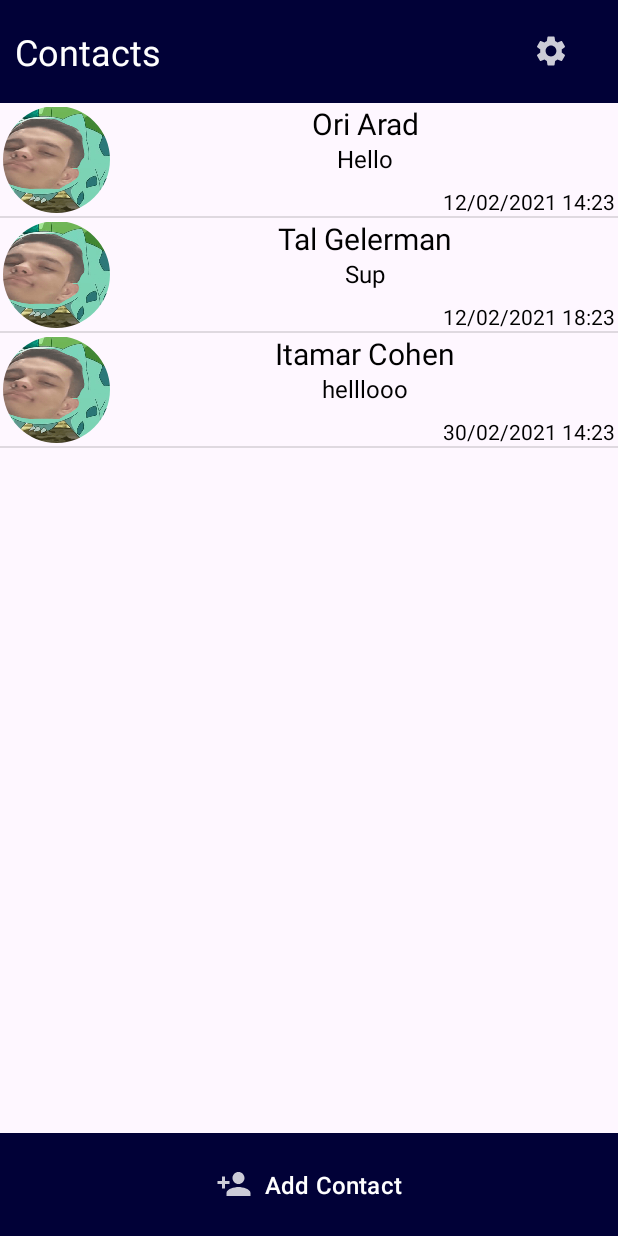
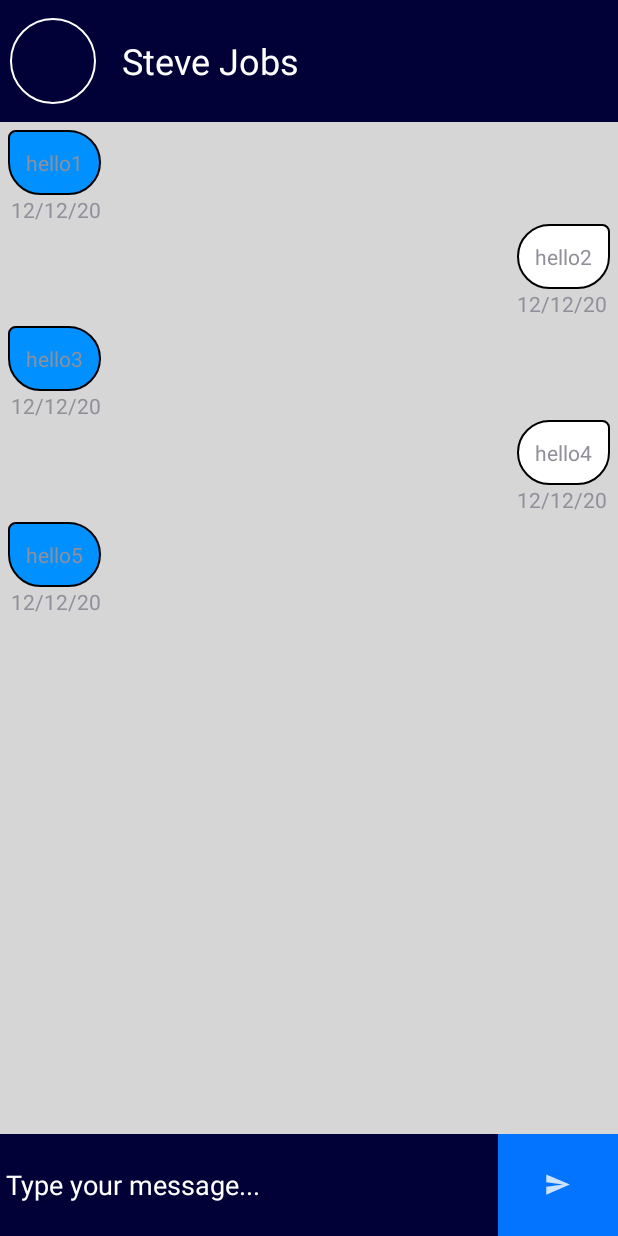
Before and after one commit to cohenitamar/AP2-ass3, an Android app: the screen it shows after launch (ContactActivity before the commit, MessageActivity after it), on a phone screen of 412 x 824 dp. Run offline under Robolectric (Android 15) with nearby library versions, the phone set to English and light mode, and no system bars; our stand-ins replace Room's generated code.

Commit message:
message fixing

```diff
--- a/Chat/app/src/main/AndroidManifest.xml
+++ b/Chat/app/src/main/AndroidManifest.xml
@@ -13,10 +13,10 @@
         android:theme="@style/Theme.MyApplication"
         tools:targetApi="31">
         <activity
-            android:name=".MessageActivity"
+            android:name=".ContactActivity"
             android:exported="false" />
         <activity
-            android:name=".ContactActivity"
+            android:name=".MessageActivity"
             android:exported="true">
             <intent-filter>
                 <action android:name="android.intent.action.MAIN" />
--- a/Chat/app/src/main/java/com/example/myapplication/MessageActivity.java
+++ b/Chat/app/src/main/java/com/example/myapplication/MessageActivity.java
@@ -3,12 +3,43 @@ package com.example.myapplication;
 import androidx.appcompat.app.AppCompatActivity;
 
 import android.os.Bundle;
+import android.widget.ListView;
+
+import com.example.myapplication.adapters.MessageListAdapter;
+import com.example.myapplication.entities.Message;
+import com.example.myapplication.adapters.ContactListAdapter;
+import com.example.myapplication.entities.Contact;
+
+import java.util.ArrayList;
 
 public class MessageActivity extends AppCompatActivity {
-
+    ListView listView;
+    MessageListAdapter adapter;
     @Override
     protected void onCreate(Bundle savedInstanceState) {
         super.onCreate(savedInstanceState);
         setContentView(R.layout.activity_main2);
+
+  /*        public Message(int chatID, String sender,
+                String receiver, String date, String content) {*/
+
+
+        ArrayList<Message> messages = new ArrayList<>();
+        messages.add(new Message("adfghasdfgh", "ME", "ADFGAD", "12/12/2023",  "hello1"));
+        messages.add(new Message("adfghasdfgh", "SDFGH", "ADFGAD", "12/12/2023",  "hello2"));
+        messages.add(new Message("adfghasdfgh", "ME", "ADFGAD", "12/12/2023",  "hello3"));
+        messages.add(new Message("adfghasdfgh", "DFGH", "ADFGAD", "12/12/2023",  "hello4"));
+        messages.add(new Message("adfghasdfgh", "ME", "ADFGAD", "12/12/2023",  "hello5"));
+
+
+
+        listView = findViewById(R.id.messageList);
+        adapter = new MessageListAdapter(getApplicationContext(), messages);
+        listView.setClickable(false);
+        listView.setAdapter(adapter);
+
+
+
+
     }
 }
--- a/Chat/app/src/main/java/com/example/myapplication/adapters/ContactListAdapter.java
+++ b/Chat/app/src/main/java/com/example/myapplication/adapters/ContactListAdapter.java
@@ -41,9 +41,7 @@ public class ContactListAdapter extends ArrayAdapter<Contact> {
 
         Contact contact = getItem(position);
 
-        if (convertView == null) {
             convertView = inflater.inflate(R.layout.custom_list_item, parent, false);
-        }
 
         ImageView imageView = convertView.findViewById(R.id.contactProfilePic);
         TextView userName = convertView.findViewById(R.id.contactName);
--- /dev/null
+++ b/Chat/app/src/main/java/com/example/myapplication/adapters/MessageListAdapter.java
@@ -0,0 +1,63 @@
+package com.example.myapplication.adapters;
+
+import androidx.annotation.NonNull;
+import androidx.annotation.Nullable;
+import androidx.recyclerview.widget.RecyclerView;
+
+import com.example.myapplication.R;
+import com.example.myapplication.entities.Contact;
+import com.example.myapplication.entities.Message;
+import com.google.android.material.imageview.ShapeableImageView;
+
+import android.content.Context;
+import android.view.LayoutInflater;
+import android.view.View;
+import android.view.ViewGroup;
+import android.widget.ArrayAdapter;
+import android.widget.ImageView;
+import android.widget.TextView;
+
+import java.util.ArrayList;
+import java.util.List;
+
+import android.content.Context;
+import android.view.LayoutInflater;
+
+public class MessageListAdapter extends ArrayAdapter<Message> {
+    LayoutInflater inflater;
+    String me;
+
+    public MessageListAdapter(Context context, ArrayList<Message> messageList) {
+        super(context, 0, messageList);
+        this.inflater = LayoutInflater.from(context);
+        this.me = "ME";
+    }
+
+    @NonNull
+    @Override
+    public View getView(int position, @Nullable View convertView, @Nullable ViewGroup parent) {
+        Message message = getItem(position);
+        TextView content = null, date = null;
+        if (convertView == null) {
+            if (this.me.equals(message.getSender())) {
+                convertView = inflater.inflate(R.layout.message_me, parent, false);
+                content = convertView.findViewById(R.id.messageMeText);
+                date = convertView.findViewById(R.id.messageMeDate);
+            } else {
+                convertView = inflater.inflate(R.layout.message_him, parent, false);
+                content = convertView.findViewById(R.id.messageHimText);
+                date = convertView.findViewById(R.id.messageHimDate);
+            }
+        }
+        content.setText(message.getContent());
+        date.setText(message.getDate());
+
+        return convertView;
+
+
+
+
+    }
+
+
+}
--- /dev/null
+++ b/Chat/app/src/main/java/com/example/myapplication/entities/Message.java
@@ -0,0 +1,54 @@
+package com.example.myapplication.entities;
+
+import com.example.myapplication.R;
+
+import androidx.room.Entity;
+import androidx.room.PrimaryKey;
+
+@Entity
+public class Message {
+
+    @PrimaryKey(autoGenerate = true)
+    private int id;
+
+    private String chatID;
+    private String sender;
+    private String receiver;
+    private String date;
+    private String content;
+
+
+    public Message(String chatID, String sender,
+                   String receiver, String date, String content) {
+       this.chatID = chatID;
+       this.sender = sender;
+       this.receiver = receiver;
+       this.date = date;
+       this.content = content;
+    }
+
+    public Message(){
+    }
+
+    public int getId(){ return id;}
+
+    public String getChatID(){return chatID;}
+
+    public String getSender() {return sender;}
+
+    public String getReceiver() {return receiver;}
+
+    public String getDate() {return date;}
+
+    public String getContent() {return content;}
+
+    public void setChatID(String chatID) {this.chatID = chatID;}
+
+    public void setSender(String sender) {this.sender = sender;}
+
+    public void setReceiver(String receiver) {this.receiver = receiver;}
+
+    public void setDate(String date) {this.date = date;}
+
+    public void setContent(String content) {this.content = content;}
+}
--- a/Chat/app/src/main/res/layout/activity_main2.xml
+++ b/Chat/app/src/main/res/layout/activity_main2.xml
@@ -46,7 +46,11 @@
                 android:textSize="24sp" />
         </LinearLayout>
 
-        <androidx.recyclerview.widget.RecyclerView
+        <ListView
+            android:listSelector="@android:color/transparent"
+            android:divider="@null"
+            android:dividerHeight="0dp"
+            android:id="@+id/messageList"
             android:layout_width="match_parent"
             android:layout_height="0dp"
             android:layout_weight="10"
--- a/Chat/app/src/main/res/layout/message_him.xml
+++ b/Chat/app/src/main/res/layout/message_him.xml
@@ -8,18 +8,18 @@
     <LinearLayout
         android:layout_width="match_parent"
         android:layout_height="wrap_content"
+        android:gravity="end"
         android:orientation="horizontal"
         tools:layout_editor_absoluteX="1dp"
         tools:layout_editor_absoluteY="1dp">
 
         <LinearLayout
-            android:id="@+id/bac"
-            android:layout_width="match_parent"
+            android:layout_width="wrap_content"
             android:layout_height="match_parent"
             android:orientation="vertical">
 
             <TextView
-                android:id="@+id/textView5"
+                android:id="@+id/messageHimText"
                 android:layout_width="wrap_content"
                 android:layout_height="wrap_content"
                 android:layout_marginStart="25dp"
@@ -29,7 +29,7 @@
                 android:text="ADFSGADFGADEGADFSGADFGADEGADFSGADFGADEGADFSGADFGADEGADFSGADFGADEGADFSGADFGADEGADFSGADFGADEGADFSGADFGADEGADFSGADFGADEG" />
 
             <TextView
-                android:id="@+id/textView6"
+                android:id="@+id/messageHimDate"
                 android:layout_width="match_parent"
                 android:layout_height="wrap_content"
                 android:layout_marginStart="25dp"
--- a/Chat/app/src/main/res/layout/message_me.xml
+++ b/Chat/app/src/main/res/layout/message_me.xml
@@ -19,7 +19,7 @@
             android:orientation="vertical">
 
             <TextView
-                android:id="@+id/textView5"
+                android:id="@+id/messageMeText"
                 android:layout_width="wrap_content"
                 android:layout_height="wrap_content"
                 android:layout_marginStart="5dp"
@@ -29,7 +29,7 @@
                 android:text="Hey,How are you today?" />
 
             <TextView
-                android:id="@+id/textView6"
+                android:id="@+id/messageMeDate"
                 android:layout_width="match_parent"
                 android:layout_height="wrap_content"
                 android:layout_marginStart="5dp"
```
Also changed, not shown: Chat/app/src/main/java/com/example/myapplication/entities/OtherUser.java (added, +9 -0 lines), Chat/app/src/main/res/layout/custom_list_item2.xml (added, +57 -0 lines).
